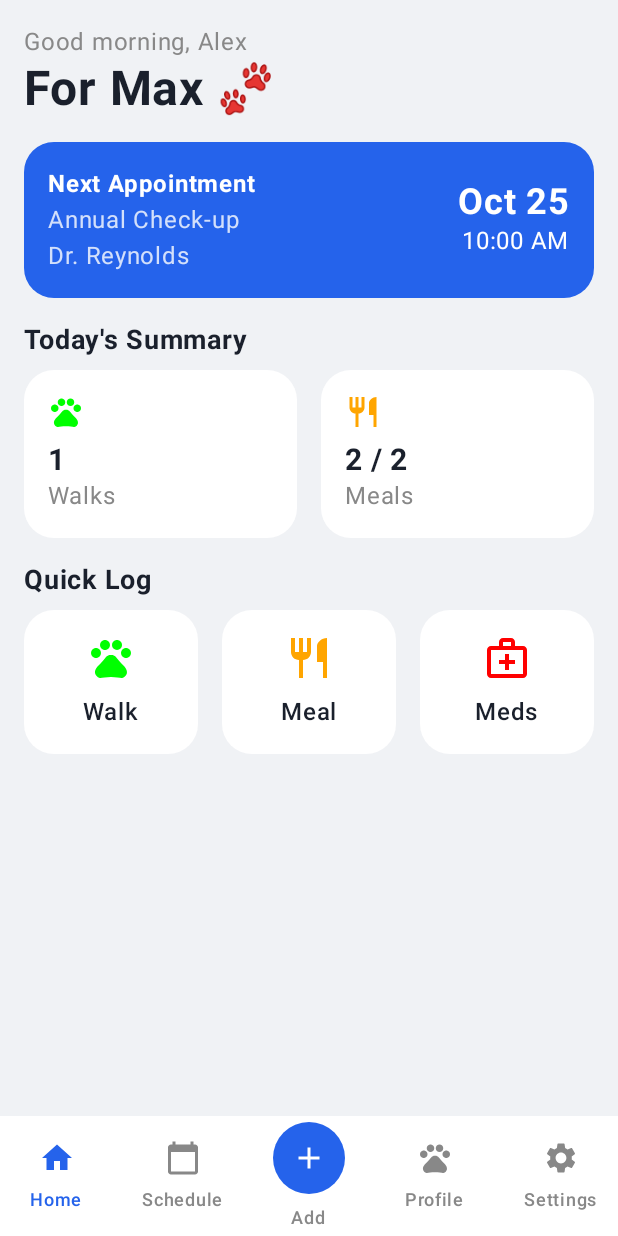
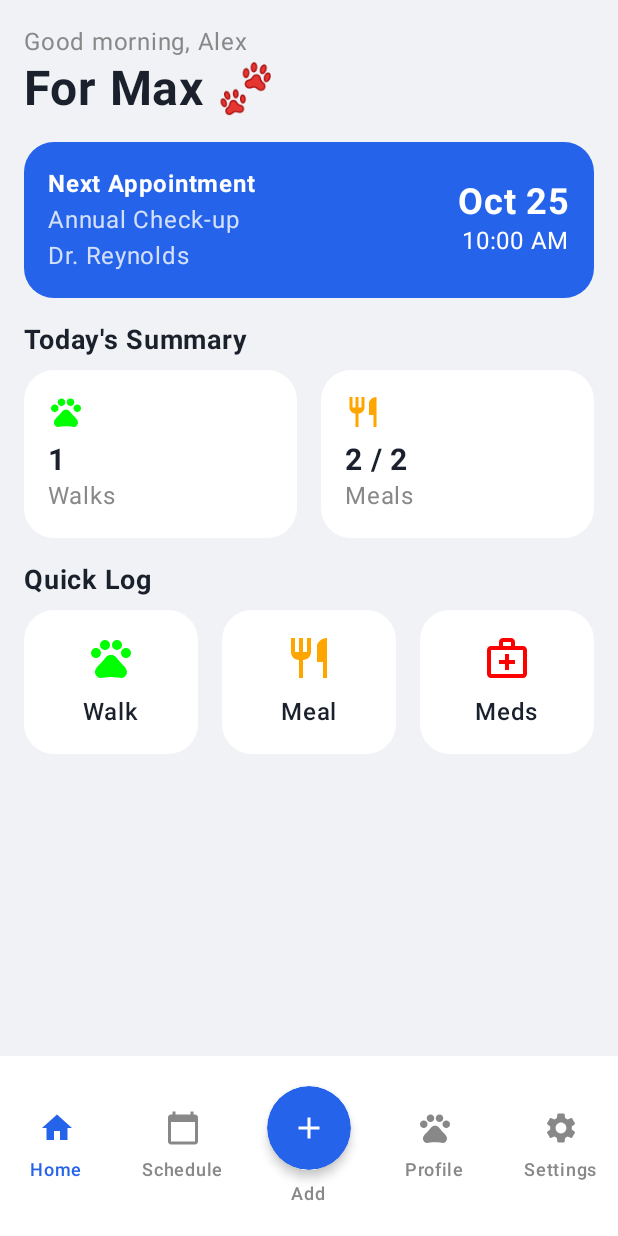
Before and after one commit to linnthantsoewai/animo, an Android app built with Jetpack Compose: the screen it shows after launch (MainActivity), on a phone screen of 412 x 824 dp. Run offline under Robolectric (Android 15) with nearby library versions, the phone set to English and light mode, and no system bars.

Commit message:
Refactor: Enhance navigation bar appearance
Increased the navigation bar height and added a shadow effect to the central floating action button for improved visual distinction.

```diff
--- a/app/src/main/java/com/ltsw/animo/ui/navigation/Navigation.kt
+++ b/app/src/main/java/com/ltsw/animo/ui/navigation/Navigation.kt
@@ -13,6 +13,7 @@ import androidx.compose.runtime.saveable.rememberSaveable
 import androidx.compose.ui.Alignment
 import androidx.compose.ui.Modifier
 import androidx.compose.ui.draw.clip
+import androidx.compose.ui.draw.shadow
 import androidx.compose.ui.graphics.Color
 import androidx.compose.ui.graphics.vector.ImageVector
 import androidx.compose.ui.unit.dp
@@ -92,6 +93,7 @@ fun BottomNavigationBar(navController: NavController, onAddClick: () -> Unit) {
     )
 
     NavigationBar(
+        modifier = Modifier.height(120.dp), // Setting a fixed height for the bar
         containerColor = MaterialTheme.colorScheme.background,
         tonalElevation = 8.dp
     ) {
@@ -108,7 +110,9 @@ fun BottomNavigationBar(navController: NavController, onAddClick: () -> Unit) {
                     icon = {
                         Box(
                             modifier = Modifier
-                                .size(48.dp)
+                                // Add a shadow modifier here
+                                .shadow(elevation = 4.dp, shape = CircleShape)
+                                .size(56.dp)
                                 .clip(CircleShape)
                                 .background(MaterialTheme.colorScheme.primary),
                             contentAlignment = Alignment.Center
@@ -120,7 +124,6 @@ fun BottomNavigationBar(navController: NavController, onAddClick: () -> Unit) {
                             )
                         }
                     },
-                    // We can provide an empty label or a styled one if desired
                     label = { Text(screen.title, color = Color.Gray) },
                     colors = NavigationBarItemDefaults.colors(
                         indicatorColor = MaterialTheme.colorScheme.background
```
